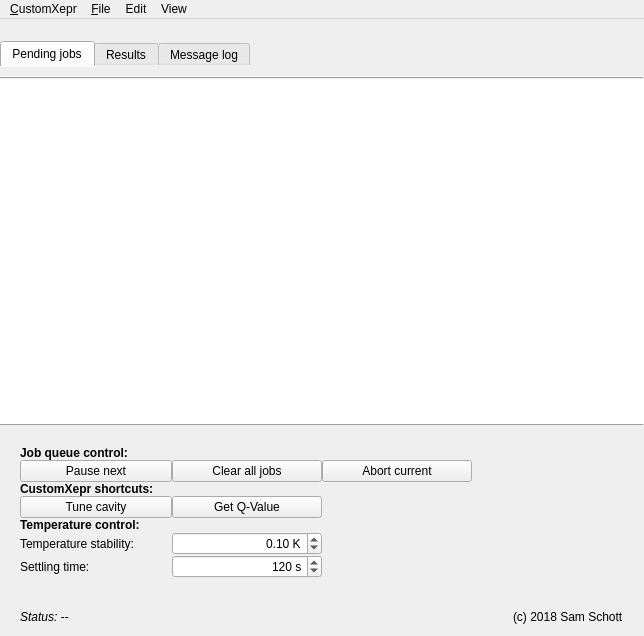
OE-FET/customxepr, file xeprtools/customxepr_ui_new.ui: the form before one commit.
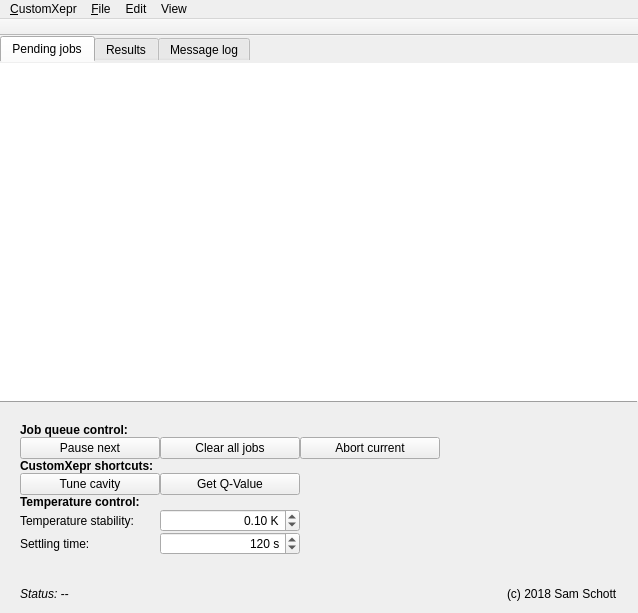
The form after the commit. Custom widgets are drawn as their Qt base class.

Commit message: macOS activity monitor inspired design

```diff
--- a/xeprtools/customxepr_ui_new.ui
+++ b/xeprtools/customxepr_ui_new.ui
@@ -6,8 +6,8 @@
    <rect>
     <x>0</x>
     <y>0</y>
-    <width>644</width>
-    <height>636</height>
+    <width>638</width>
+    <height>613</height>
    </rect>
   </property>
   <property name="palette">
@@ -50,13 +50,16 @@
   <property name="windowTitle">
    <string>CustomXepr</string>
   </property>
+  <property name="unifiedTitleAndToolBarOnMac">
+   <bool>true</bool>
+  </property>
   <widget class="QWidget" name="centralwidget">
    <layout class="QGridLayout" name="gridLayout">
     <property name="leftMargin">
      <number>0</number>
     </property>
     <property name="topMargin">
-     <number>22</number>
+     <number>0</number>
     </property>
     <property name="rightMargin">
      <number>0</number>
@@ -72,7 +75,7 @@
       <property name="maximumSize">
        <size>
         <width>16777215</width>
-        <height>35</height>
+        <height>27</height>
        </size>
       </property>
       <property name="styleSheet">
@@ -152,7 +155,7 @@
         <property name="verticalSpacing">
          <number>0</number>
         </property>
-        <item row="2" column="0" colspan="5">
+        <item row="1" column="0" colspan="2">
          <widget class="Line" name="line_5">
           <property name="frameShadow">
            <enum>QFrame::Raised</enum>
@@ -162,8 +165,8 @@
           </property>
          </widget>
         </item>
-        <item row="4" column="0" rowspan="3" colspan="5">
-         <layout class="QGridLayout" name="gridLayout_11" columnstretch="1,1,1,1">
+        <item row="3" column="0" rowspan="3" colspan="2">
+         <layout class="QGridLayout" name="gridLayout_11" columnstretch="1,0,0,0">
           <property name="leftMargin">
            <number>20</number>
           </property>
@@ -176,37 +179,17 @@
           <property name="bottomMargin">
            <number>20</number>
           </property>
-          <item row="6" column="0">
-           <widget class="QLabel" name="labelT_settling">
-            <property name="sizePolicy">
-             <sizepolicy hsizetype="Expanding" vsizetype="Preferred">
-              <horstretch>0</horstretch>
-              <verstretch>0</verstretch>
-             </sizepolicy>
-            </property>
-            <property name="text">
-             <string>Settling time:</string>
-            </property>
-           </widget>
-          </item>
-          <item row="5" column="0">
-           <widget class="QLabel" name="labelT_tolerance">
-            <property name="sizePolicy">
-             <sizepolicy hsizetype="Expanding" vsizetype="Preferred">
-              <horstretch>0</horstretch>
-              <verstretch>0</verstretch>
-             </sizepolicy>
-            </property>
-            <property name="text">
-             <string>Temperature stability:</string>
-            </property>
-           </widget>
-          </item>
           <item row="1" column="1">
            <widget class="QPushButton" name="clearButton">
+            <property name="minimumSize">
+             <size>
+              <width>140</width>
+              <height>0</height>
+             </size>
+            </property>
             <property name="maximumSize">
              <size>
-              <width>150</width>
+              <width>140</width>
               <height>16777215</height>
              </size>
             </property>
@@ -217,6 +200,18 @@
           </item>
           <item row="1" column="0">
            <widget class="QPushButton" name="pauseButton">
+            <property name="minimumSize">
+             <size>
+              <width>140</width>
+              <height>0</height>
+             </size>
+            </property>
+            <property name="maximumSize">
+             <size>
+              <width>140</width>
+              <height>16777215</height>
+             </size>
+            </property>
             <property name="text">
              <string>Pause next</string>
             </property>
@@ -224,9 +219,15 @@
           </item>
           <item row="1" column="2">
            <widget class="QPushButton" name="abortButton">
+            <property name="minimumSize">
+             <size>
+              <width>140</width>
+              <height>0</height>
+             </size>
+            </property>
             <property name="maximumSize">
              <size>
-              <width>150</width>
+              <width>140</width>
               <height>16777215</height>
              </size>
             </property>
@@ -237,6 +238,18 @@
           </item>
           <item row="3" column="0">
            <widget class="QPushButton" name="tuneButton">
+            <property name="minimumSize">
+             <size>
+              <width>140</width>
+              <height>0</height>
+             </size>
+            </property>
+            <property name="maximumSize">
+             <size>
+              <width>140</width>
+              <height>16777215</height>
+             </size>
+            </property>
             <property name="text">
              <string>Tune cavity</string>
             </property>
@@ -246,7 +259,7 @@
            <widget class="QPushButton" name="qValueButton">
             <property name="maximumSize">
              <size>
-              <width>150</width>
+              <width>140</width>
               <height>16777215</height>
              </size>
             </property>
@@ -255,6 +268,109 @@
             </property>
            </widget>
           </item>
+          <item row="4" column="0" colspan="4">
+           <widget class="QLabel" name="labelTempControl">
+            <property name="font">
+             <font>
+              <weight>75</weight>
+              <bold>true</bold>
+             </font>
+            </property>
+            <property name="text">
+             <string>Temperature control:</string>
+            </property>
+           </widget>
+          </item>
+          <item row="0" column="0" colspan="4">
+           <widget class="QLabel" name="labelJobQControl">
+            <property name="font">
+             <font>
+              <weight>75</weight>
+              <bold>true</bold>
+             </font>
+            </property>
+            <property name="text">
+             <string>Job queue control:</string>
+            </property>
+           </widget>
+          </item>
+          <item row="2" column="0" colspan="4">
+           <widget class="QLabel" name="labelCustomXeprControl">
+            <property name="font">
+             <font>
+              <weight>75</weight>
+              <bold>true</bold>
+             </font>
+            </property>
+            <property name="text">
+             <string>CustomXepr shortcuts:</string>
+            </property>
+           </widget>
+          </item>
+          <item row="3" column="2" colspan="2">
+           <spacer name="horizontalSpacer_2">
+            <property name="orientation">
+             <enum>Qt::Horizontal</enum>
+            </property>
+            <property name="sizeHint" stdset="0">
+             <size>
+              <width>40</width>
+              <height>20</height>
+             </size>
+            </property>
+           </spacer>
+          </item>
+          <item row="1" column="3">
+           <spacer name="horizontalSpacer">
+            <property name="orientation">
+             <enum>Qt::Horizontal</enum>
+            </property>
+            <property name="sizeHint" stdset="0">
+             <size>
+              <width>40</width>
+              <height>20</height>
+             </size>
+            </property>
+           </spacer>
+          </item>
+          <item row="5" column="0">
+           <widget class="QLabel" name="labelT_tolerance">
+            <property name="sizePolicy">
+             <sizepolicy hsizetype="Expanding" vsizetype="Preferred">
+              <horstretch>0</horstretch>
+              <verstretch>0</verstretch>
+             </sizepolicy>
+            </property>
+            <property name="maximumSize">
+             <size>
+              <width>140</width>
+              <height>16777215</height>
+             </size>
+            </property>
+            <property name="text">
+             <string>Temperature stability:</string>
+            </property>
+           </widget>
+          </item>
+          <item row="6" column="0">
+           <widget class="QLabel" name="labelT_settling">
+            <property name="sizePolicy">
+             <sizepolicy hsizetype="Expanding" vsizetype="Preferred">
+              <horstretch>0</horstretch>
+              <verstretch>0</verstretch>
+             </sizepolicy>
+            </property>
+            <property name="maximumSize">
+             <size>
+              <width>140</width>
+              <height>16777215</height>
+             </size>
+            </property>
+            <property name="text">
+             <string>Settling time:</string>
+            </property>
+           </widget>
+          </item>
           <item row="5" column="1">
            <widget class="ScienDSpinBox" name="lineEditT_tolerance">
             <property name="alignment">
@@ -272,7 +388,7 @@
            </widget>
           </item>
           <item row="6" column="1">
-           <widget class="bla" name="lineEditT_settling">
+           <widget class="ScienDSpinBox" name="lineEditT_settling">
             <property name="alignment">
              <set>Qt::AlignRight|Qt::AlignTrailing|Qt::AlignVCenter</set>
             </property>
@@ -293,68 +409,41 @@
             </property>
            </widget>
           </item>
-          <item row="4" column="0" colspan="4">
-           <widget class="QLabel" name="labelTempControl">
-            <property name="font">
-             <font>
-              <weight>75</weight>
-              <bold>true</bold>
-             </font>
+          <item row="5" column="2" rowspan="2" colspan="2">
+           <spacer name="horizontalSpacer_3">
+            <property name="orientation">
+             <enum>Qt::Horizontal</enum>
             </property>
-            <property name="text">
-             <string>Temperature control:</string>
+            <property name="sizeHint" stdset="0">
+             <size>
+              <width>40</width>
+              <height>20</height>
+             </size>
             </property>
-           </widget>
-          </item>
-          <item row="0" column="0" colspan="4">
-           <widget class="QLabel" name="labelJobQControl">
-            <property name="font">
-             <font>
-              <weight>75</weight>
-              <bold>true</bold>
-             </font>
-            </property>
-            <property name="text">
-             <string>Job queue control:</string>
-            </property>
-           </widget>
-          </item>
-          <item row="2" column="0" colspan="4">
-           <widget class="QLabel" name="labelCustomXeprControl">
-            <property name="font">
-             <font>
-              <weight>75</weight>
-              <bold>true</bold>
-             </font>
-            </property>
-            <property name="text">
-             <string>CustomXepr shortcuts:</string>
-            </property>
-           </widget>
+           </spacer>
           </item>
          </layout>
         </item>
-        <item row="0" column="0" colspan="5">
-         <widget class="Line" name="line_6">
-          <property name="frameShadow">
-           <enum>QFrame::Raised</enum>
-          </property>
-          <property name="orientation">
-           <enum>Qt::Horizontal</enum>
-          </property>
-         </widget>
-        </item>
-        <item row="1" column="0" colspan="5">
+        <item row="0" column="0" colspan="2">
          <widget class="QTreeView" name="jobQueueDisplay">
           <property name="frameShape">
            <enum>QFrame::NoFrame</enum>
           </property>
+          <property name="editTriggers">
+           <set>QAbstractItemView::NoEditTriggers</set>
+          </property>
           <property name="alternatingRowColors">
            <bool>true</bool>
           </property>
           <property name="selectionMode">
-           <enum>QAbstractItemView::ExtendedSelection</enum>
+           <enum>QAbstractItemView::MultiSelection</enum>
           </property>
+          <property name="autoExpandDelay">
+           <number>1</number>
+          </property>
+          <attribute name="headerStretchLastSection">
+           <bool>false</bool>
+          </attribute>
          </widget>
         </item>
        </layout>
@@ -373,37 +462,33 @@
         <property name="verticalSpacing">
          <number>0</number>
         </property>
-        <item row="2" column="0">
-         <widget class="Line" name="line_3">
-          <property name="frameShadow">
-           <enum>QFrame::Raised</enum>
-          </property>
-          <property name="orientation">
-           <enum>Qt::Horizontal</enum>
-          </property>
-         </widget>
-        </item>
         <item row="1" column="0">
-         <widget class="QTreeView" name="resultQueueDisplay">
-          <property name="frameShape">
-           <enum>QFrame::NoFrame</enum>
+         <widget class="Line" name="line_3">
+          <property name="frameShadow">
+           <enum>QFrame::Raised</enum>
           </property>
-          <property name="alternatingRowColors">
-           <bool>true</bool>
-          </property>
-          <property name="selectionMode">
-           <enum>QAbstractItemView::ExtendedSelection</enum>
+          <property name="orientation">
+           <enum>Qt::Horizontal</enum>
           </property>
          </widget>
         </item>
         <item row="0" column="0">
-         <widget class="Line" name="line_4">
-          <property name="frameShadow">
-           <enum>QFrame::Raised</enum>
+         <widget class="QTreeView" name="resultQueueDisplay">
+          <property name="frameShape">
+           <enum>QFrame::NoFrame</enum>
           </property>
-          <property name="orientation">
-           <enum>Qt::Horizontal</enum>
+          <property name="editTriggers">
+           <set>QAbstractItemView::NoEditTriggers</set>
           </property>
+          <property name="alternatingRowColors">
+           <bool>true</bool>
+          </property>
+          <property name="selectionMode">
+           <enum>QAbstractItemView::MultiSelection</enum>
+          </property>
+          <attribute name="headerStretchLastSection">
+           <bool>false</bool>
+          </attribute>
          </widget>
         </item>
        </layout>
@@ -422,37 +507,7 @@
         <property name="verticalSpacing">
          <number>0</number>
         </property>
-        <item row="2" column="0" colspan="3">
-         <widget class="Line" name="line">
-          <property name="frameShadow">
-           <enum>QFrame::Raised</enum>
-          </property>
-          <property name="orientation">
-           <enum>Qt::Horizontal</enum>
-          </property>
-         </widget>
-        </item>
-        <item row="5" column="0" colspan="3">
-         <widget class="Line" name="line_2">
-          <property name="frameShadow">
-           <enum>QFrame::Raised</enum>
-          </property>
-          <property name="orientation">
-           <enum>Qt::Horizontal</enum>
-          </property>
-         </widget>
-        </item>
-        <item row="3" column="0" colspan="3">
-         <widget class="QTreeView" name="messageLogDisplay">
-          <property name="frameShape">
-           <enum>QFrame::NoFrame</enum>
-          </property>
-          <property name="alternatingRowColors">
-           <bool>true</bool>
-          </property>
-         </widget>
-        </item>
-        <item row="6" column="0" colspan="3">
+        <item row="5" column="0" colspan="2">
          <layout class="QVBoxLayout" name="verticalLayout">
           <property name="leftMargin">
            <number>20</number>
@@ -500,6 +555,9 @@
             <property name="text">
              <string>Errors</string>
             </property>
+            <attribute name="buttonGroup">
+             <string notr="true">bG</string>
+            </attribute>
            </widget>
           </item>
           <item>
@@ -510,6 +568,9 @@
             <property name="checked">
              <bool>true</bool>
             </property>
+            <attribute name="buttonGroup">
+             <string notr="true">bG</string>
+            </attribute>
            </widget>
           </item>
           <item>
@@ -517,6 +578,9 @@
             <property name="text">
              <string>Infos</string>
             </property>
+            <attribute name="buttonGroup">
+             <string notr="true">bG</string>
+            </attribute>
            </widget>
           </item>
           <item>
@@ -524,10 +588,42 @@
             <property name="text">
              <string>Silent</string>
             </property>
+            <attribute name="buttonGroup">
+             <string notr="true">bG</string>
+            </attribute>
            </widget>
           </item>
          </layout>
         </item>
+        <item row="4" column="0" colspan="2">
+         <widget class="Line" name="line_2">
+          <property name="frameShadow">
+           <enum>QFrame::Raised</enum>
+          </property>
+          <property name="orientation">
+           <enum>Qt::Horizontal</enum>
+          </property>
+         </widget>
+        </item>
+        <item row="2" column="0" colspan="2">
+         <widget class="QTreeView" name="messageLogDisplay">
+          <property name="frameShape">
+           <enum>QFrame::NoFrame</enum>
+          </property>
+          <property name="editTriggers">
+           <set>QAbstractItemView::NoEditTriggers</set>
+          </property>
+          <property name="alternatingRowColors">
+           <bool>true</bool>
+          </property>
+          <property name="selectionMode">
+           <enum>QAbstractItemView::MultiSelection</enum>
+          </property>
+          <attribute name="headerStretchLastSection">
+           <bool>false</bool>
+          </attribute>
+         </widget>
+        </item>
        </layout>
       </widget>
      </widget>
@@ -568,7 +664,7 @@
     <rect>
      <x>0</x>
      <y>0</y>
-     <width>644</width>
+     <width>638</width>
      <height>22</height>
     </rect>
    </property>
@@ -609,6 +705,20 @@
    <addaction name="menuEdit"/>
    <addaction name="menuView"/>
   </widget>
+  <widget class="QToolBar" name="toolBar">
+   <property name="windowTitle">
+    <string>toolBar</string>
+   </property>
+   <property name="movable">
+    <bool>false</bool>
+   </property>
+   <attribute name="toolBarArea">
+    <enum>TopToolBarArea</enum>
+   </attribute>
+   <attribute name="toolBarBreak">
+    <bool>false</bool>
+   </attribute>
+  </widget>
   <action name="action_About">
    <property name="text">
     <string> &amp;About CustomXepr...</string>
@@ -631,11 +741,6 @@
    <extends>QDoubleSpinBox</extends>
    <header>utils.scientific_spinbox.h</header>
   </customwidget>
-  <customwidget>
-   <class>bla</class>
-   <extends>QDoubleSpinBox</extends>
-   <header>sciencedspinbox.h</header>
-  </customwidget>
  </customwidgets>
  <resources/>
  <connections>
```
Left out of the diff: 3 changed lines with no effect on the pictures. The commit also changes 1 other file.
